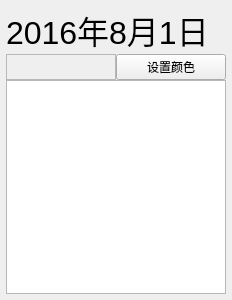
First picture: the form in GUI/DayInfoWidget.ui, repository wangrunji0408/QtCalendar, before the edit.
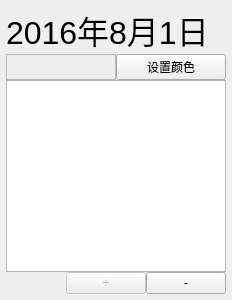
Second picture: the form after the edit.

What changed in the file:
```diff
--- a/GUI/DayInfoWidget.ui
+++ b/GUI/DayInfoWidget.ui
@@ -71,6 +71,52 @@
    <item>
     <widget class="QListWidget" name="itemList"/>
    </item>
+   <item>
+    <layout class="QHBoxLayout" name="horizontalLayout_2">
+     <item>
+      <spacer name="horizontalSpacer">
+       <property name="orientation">
+        <enum>Qt::Horizontal</enum>
+       </property>
+       <property name="sizeHint" stdset="0">
+        <size>
+         <width>40</width>
+         <height>20</height>
+        </size>
+       </property>
+      </spacer>
+     </item>
+     <item>
+      <widget class="QPushButton" name="addButton">
+       <property name="enabled">
+        <bool>false</bool>
+       </property>
+       <property name="minimumSize">
+        <size>
+         <width>50</width>
+         <height>0</height>
+        </size>
+       </property>
+       <property name="text">
+        <string>+</string>
+       </property>
+      </widget>
+     </item>
+     <item>
+      <widget class="QPushButton" name="delButton">
+       <property name="minimumSize">
+        <size>
+         <width>50</width>
+         <height>0</height>
+        </size>
+       </property>
+       <property name="text">
+        <string>-</string>
+       </property>
+      </widget>
+     </item>
+    </layout>
+   </item>
   </layout>
  </widget>
  <resources/>
```
